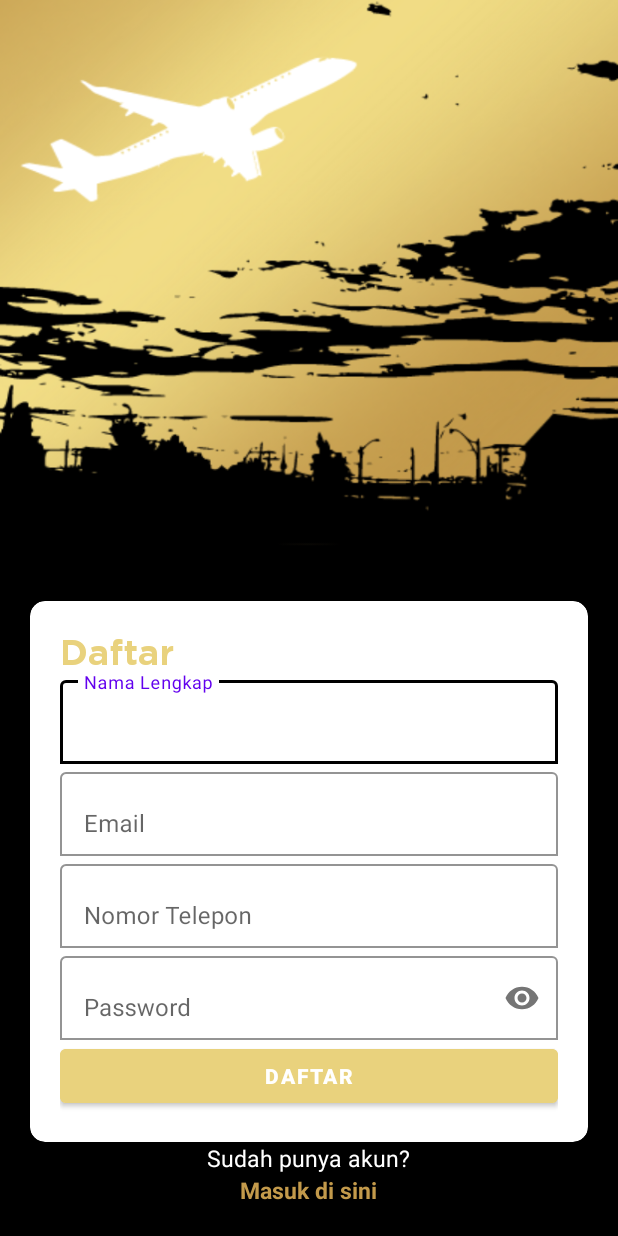
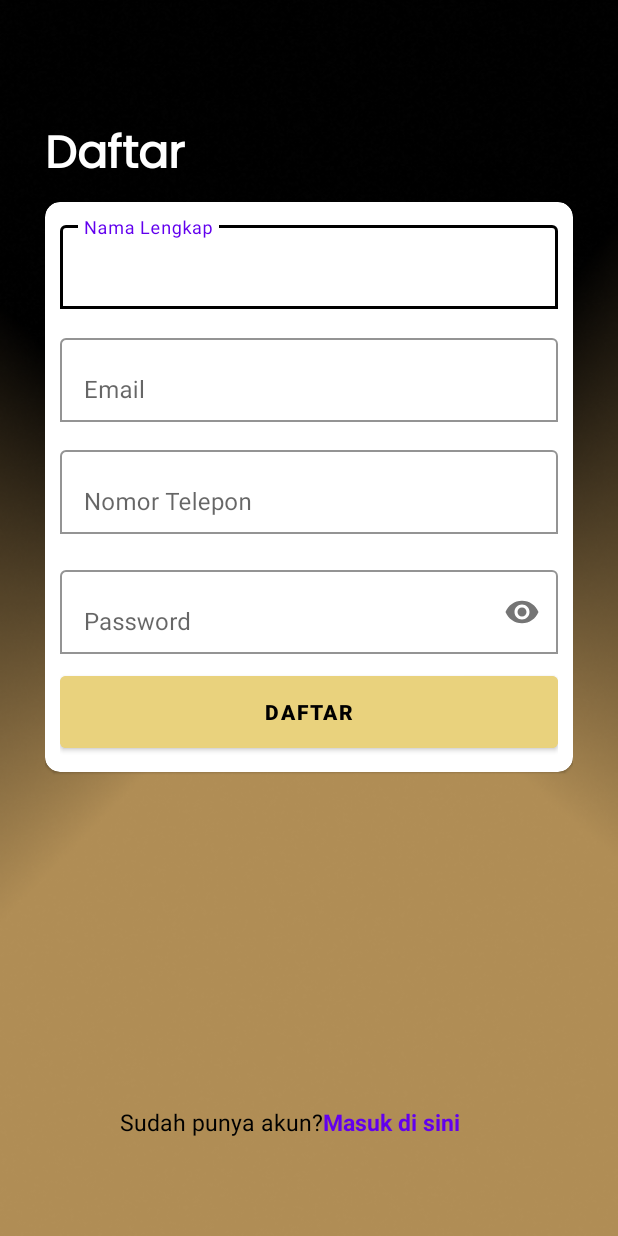
Before and after one commit to Flytix-Aerotech/AND-Tim-C-9, an Android app: the fragment Register shown on its own in the app's theme, on a phone screen of 412 x 824 dp. Run offline under Robolectric (Android 15) with nearby library versions, the phone set to English and light mode, and no system bars.

Commit message:
pelengkapan login dan register

```diff
--- a/app/src/main/res/layout/fragment_login.xml
+++ b/app/src/main/res/layout/fragment_login.xml
@@ -5,7 +5,8 @@
     android:layout_width="match_parent"
     android:layout_height="match_parent"
     tools:context=".view.Login"
-    android:background="@drawable/bg_fargment">
+    android:background="@drawable/bg_fargment"
+    android:padding="30dp">
 
 
     <androidx.appcompat.widget.Toolbar
@@ -19,7 +20,6 @@
             android:layout_height="match_parent">
         </RelativeLayout>
 
-
     </androidx.appcompat.widget.Toolbar>
 
     <TextView
@@ -31,6 +31,19 @@
         android:text="Masuk"
         android:textSize="30sp" />
 
+    <com.google.android.material.card.MaterialCardView
+        android:layout_width="match_parent"
+        android:layout_height="wrap_content"
+        android:layout_below="@id/tv_headingLogin"
+        android:layout_marginTop="5dp"
+        app:cardBackgroundColor="@color/white"
+        app:cardCornerRadius="10dp">
+
+        <RelativeLayout
+            android:layout_width="match_parent"
+            android:layout_height="wrap_content"
+            android:padding="10dp">
+
     <com.google.android.material.textfield.TextInputLayout
         android:id="@+id/layemail"
         android:layout_width="match_parent"
@@ -39,7 +52,8 @@
         app:boxBackgroundColor="@color/emas"
         app:boxBackgroundMode="outline"
         app:boxStrokeColor="@color/black"
-        android:layout_below="@id/tv_headingLogin">
+        android:layout_below="@id/tv_headingLogin"
+        tools:ignore="NotSibling">
 
         <com.google.android.material.textfield.TextInputEditText
             android:id="@+id/et_emaillogin"
@@ -52,7 +66,7 @@
         android:id="@+id/lupaPassword"
         android:layout_width="wrap_content"
         android:layout_height="wrap_content"
-        android:layout_marginTop="230dp"
+        android:layout_marginTop="220dp"
         android:layout_alignParentRight="true"
         android:text="lupa Kata Sandi"
         android:textColor="@color/purple_500"
@@ -68,6 +82,7 @@
         app:boxBackgroundMode="outline"
         app:boxStrokeColor="@color/black"
         app:endIconMode="password_toggle"
+        android:layout_marginTop="10dp"
         >
 
         <com.google.android.material.textfield.TextInputEditText
@@ -81,11 +96,17 @@
 
     <Button
         android:id="@+id/btnLogin"
+        style="@style/btngold"
         android:layout_width="match_parent"
         android:layout_height="wrap_content"
         android:layout_centerHorizontal="true"
+        android:layout_marginTop="20dp"
         android:layout_below="@id/laypass"
         android:text="Masuk" />
+
+        </RelativeLayout>
+
+    </com.google.android.material.card.MaterialCardView>
 
     <TextView
         android:id="@+id/blmPunyaAkun"
--- a/app/src/main/res/layout/fragment_register.xml
+++ b/app/src/main/res/layout/fragment_register.xml
@@ -1,42 +1,38 @@
 <?xml version="1.0" encoding="utf-8"?>
 <RelativeLayout xmlns:android="http://schemas.android.com/apk/res/android"
-    xmlns:app="http://schemas.android.com/apk/res-auto"
     xmlns:tools="http://schemas.android.com/tools"
     android:layout_width="match_parent"
     android:layout_height="match_parent"
-    android:background="@drawable/bgregister"
-    android:padding="20dp"
-    tools:context=".view.Register">
+    xmlns:app="http://schemas.android.com/apk/res-auto"
+    tools:context=".view.Register"
+    android:background="@drawable/bg_fargment"
+    android:padding="30dp">
 
+    <TextView
+        android:id="@+id/titleRegister"
+        style="@style/textheading24bold"
+        android:layout_width="wrap_content"
+        android:layout_height="wrap_content"
+        android:layout_marginTop="50dp"
+        android:text="Daftar"
+        android:textSize="30sp" />
 
     <com.google.android.material.card.MaterialCardView
-        android:id="@+id/cv_daftar"
         android:layout_width="match_parent"
         android:layout_height="wrap_content"
-        android:layout_above="@id/sdhPunyaAkun"
+        android:layout_below="@id/titleRegister"
+        android:layout_marginTop="5dp"
         app:cardBackgroundColor="@color/white"
         app:cardCornerRadius="10dp">
 
         <RelativeLayout
             android:layout_width="match_parent"
             android:layout_height="wrap_content"
-            android:padding="20dp">
-
-            <com.google.android.material.textview.MaterialTextView
-                android:id="@+id/tvdaftar"
-                style="@style/textheading24bold"
-                android:layout_width="wrap_content"
-                android:layout_height="wrap_content"
-                android:layout_alignParentStart="true"
-                android:fontFamily="@font/gothambold"
-                android:text="Daftar"
-                android:textColor="@color/emas" />
+            android:padding="10dp">
 
     <com.google.android.material.textfield.TextInputLayout
-                android:id="@+id/frame_etnamadaftar"
         android:layout_width="match_parent"
         android:layout_height="wrap_content"
-                android:layout_below="@id/tvdaftar"
         android:hint="Nama Lengkap"
         app:boxBackgroundColor="@color/white"
         app:boxBackgroundMode="outline"
@@ -47,21 +43,21 @@
             android:layout_width="match_parent"
             android:layout_height="wrap_content"
             tools:ignore="TextContrastCheck,VisualLintTextFieldSize" />
+
     </com.google.android.material.textfield.TextInputLayout>
 
 
     <com.google.android.material.textfield.TextInputLayout
-                android:id="@+id/frame_etemaildaftar"
         android:layout_width="match_parent"
         android:layout_height="wrap_content"
-                android:layout_below="@id/frame_etnamadaftar"
         android:hint="Email"
+        android:layout_marginTop="75dp"
         app:boxBackgroundColor="@color/white"
         app:boxBackgroundMode="outline"
         app:boxStrokeColor="@color/black">
 
         <com.google.android.material.textfield.TextInputEditText
-                    android:id="@+id/emailRegister"
+            android:id="@+id/et_emailLogin"
             android:layout_width="match_parent"
             android:layout_height="wrap_content"
             tools:ignore="TextContrastCheck,VisualLintTextFieldSize" />
@@ -69,11 +65,10 @@
     </com.google.android.material.textfield.TextInputLayout>
 
     <com.google.android.material.textfield.TextInputLayout
-                android:id="@+id/frame_ettelepondaftar"
         android:layout_width="match_parent"
         android:layout_height="wrap_content"
-                android:layout_below="@id/frame_etemaildaftar"
         android:hint="Nomor Telepon"
+        android:layout_marginTop="150dp"
         app:boxBackgroundColor="@color/white"
         app:boxBackgroundMode="outline"
         app:boxStrokeColor="@color/black">
@@ -87,18 +82,17 @@
     </com.google.android.material.textfield.TextInputLayout>
 
     <com.google.android.material.textfield.TextInputLayout
-                android:id="@+id/frame_etpassdaftar"
         android:layout_width="match_parent"
         android:layout_height="wrap_content"
-                android:layout_below="@id/frame_ettelepondaftar"
         android:hint="Password"
+        android:layout_marginTop="230dp"
         app:boxBackgroundColor="@color/white"
         app:boxBackgroundMode="outline"
         app:boxStrokeColor="@color/black"
         app:endIconMode="password_toggle">
 
         <com.google.android.material.textfield.TextInputEditText
-                    android:id="@+id/passwordRegister"
+            android:id="@+id/passwordLogin"
             android:layout_width="match_parent"
             android:layout_height="wrap_content"
             android:inputType="textPassword"
@@ -108,12 +102,11 @@
 
     <Button
         android:id="@+id/btnRegister"
+        android:text="Daftar"
+        android:layout_marginTop="300dp"
         style="@style/btngold"
         android:layout_width="match_parent"
-                android:layout_height="wrap_content"
-                android:layout_below="@id/frame_etpassdaftar"
-                android:text="Daftar"
-                android:textColor="@color/white" />
+        android:layout_height="60dp"/>
 
         </RelativeLayout>
 
@@ -124,20 +117,21 @@
         android:id="@+id/sdhPunyaAkun"
         android:layout_width="wrap_content"
         android:layout_height="wrap_content"
-        android:layout_above="@id/masukdisini"
-        android:layout_centerHorizontal="true"
         android:text="Sudah punya akun?"
-        android:textColor="@color/white"
+        android:layout_alignParentBottom="true"
+        android:layout_marginBottom="35dp"
+        android:layout_marginLeft="50dp"
+        android:textColor="@color/black"
         android:textSize="15sp" />
 
     <TextView
-        android:id="@+id/masukdisini"
         android:layout_width="wrap_content"
         android:layout_height="wrap_content"
         android:layout_alignParentBottom="true"
-        android:layout_centerHorizontal="true"
+        android:layout_marginBottom="35dp"
+        android:layout_toRightOf="@id/sdhPunyaAkun"
         android:text="Masuk di sini"
-        android:textColor="@color/gold"
+        android:textColor="@color/purple_500"
         android:textSize="15sp"
         android:textStyle="bold" />
 
--- a/build.gradle
+++ b/build.gradle
@@ -2,5 +2,5 @@
 plugins {
     id 'com.android.application' version '7.4.1' apply false
     id 'com.android.library' version '7.4.1' apply false
-    id 'org.jetbrains.kotlin.android' version '1.8.0' apply false
+    id 'org.jetbrains.kotlin.android' version '1.9.0-Beta' apply false
 }
```
Also changed, not shown: 1 other file. Lines whose indentation alone changed are shown as unchanged.
